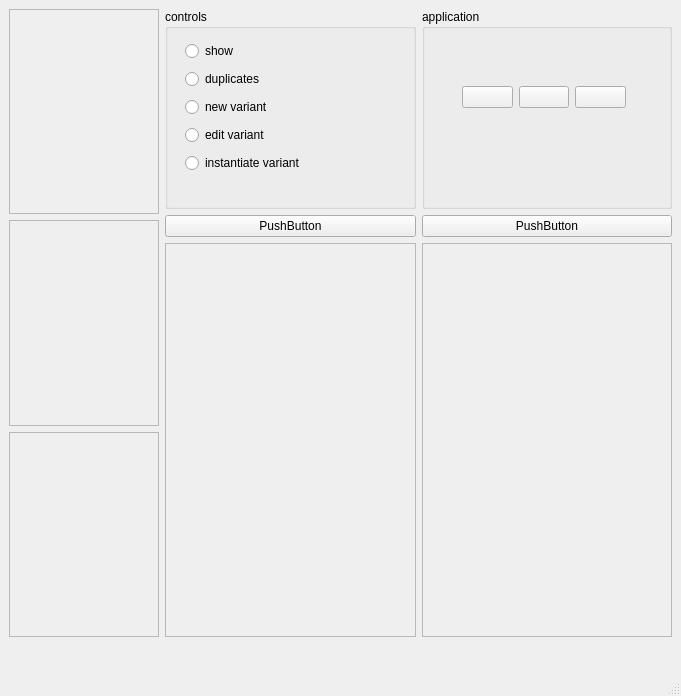
Old version of the form BehaviourEditor/ui_behaviour_linker_editor.ui in the repository heinz-preisig/ProMo-packages-OntologyBuilder.
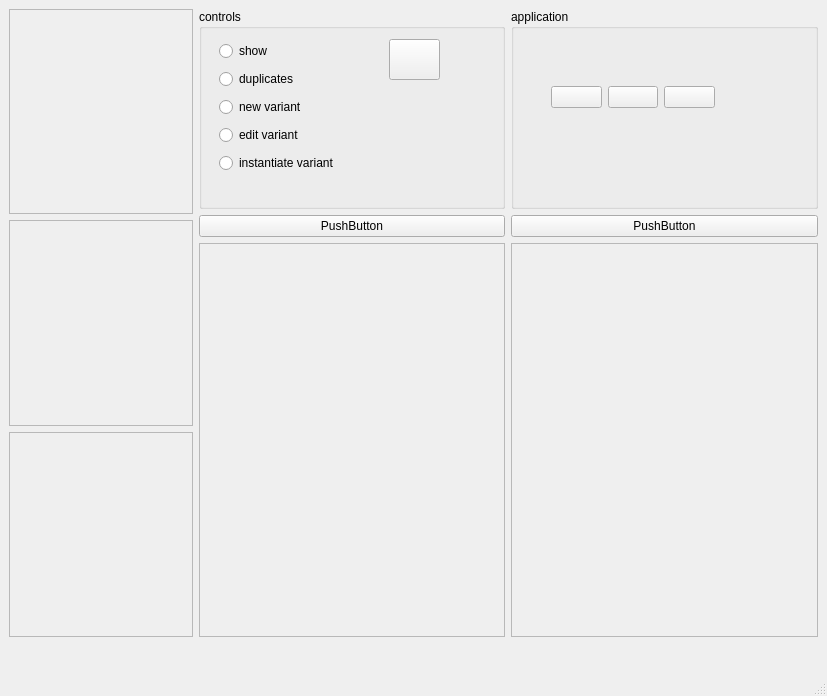
New version of the form.

Commit message: work on linking entities to equations

Diff of the .ui file:
```diff
--- a/BehaviourEditor/ui_behaviour_linker_editor.ui
+++ b/BehaviourEditor/ui_behaviour_linker_editor.ui
@@ -6,7 +6,7 @@
    <rect>
     <x>0</x>
     <y>0</y>
-    <width>681</width>
+    <width>827</width>
     <height>696</height>
    </rect>
   </property>
@@ -42,7 +42,7 @@
           <rect>
            <x>20</x>
            <y>30</y>
-           <width>231</width>
+           <width>161</width>
            <height>141</height>
           </rect>
          </property>
@@ -84,6 +84,19 @@
           </item>
          </layout>
         </widget>
+        <widget class="QPushButton" name="pushButtonDelete">
+         <property name="geometry">
+          <rect>
+           <x>190</x>
+           <y>30</y>
+           <width>51</width>
+           <height>41</height>
+          </rect>
+         </property>
+         <property name="text">
+          <string/>
+         </property>
+        </widget>
        </widget>
       </item>
       <item>
@@ -103,7 +116,7 @@
           <rect>
            <x>0</x>
            <y>0</y>
-           <width>247</width>
+           <width>302</width>
            <height>387</height>
           </rect>
          </property>
@@ -124,7 +137,7 @@
           <rect>
            <x>0</x>
            <y>0</y>
-           <width>146</width>
+           <width>180</width>
            <height>203</height>
           </rect>
          </property>
@@ -141,7 +154,7 @@
           <rect>
            <x>0</x>
            <y>0</y>
-           <width>146</width>
+           <width>180</width>
            <height>202</height>
           </rect>
          </property>
@@ -158,7 +171,7 @@
           <rect>
            <x>0</x>
            <y>0</y>
-           <width>146</width>
+           <width>180</width>
            <height>203</height>
           </rect>
          </property>
@@ -267,7 +280,7 @@
           <rect>
            <x>0</x>
            <y>0</y>
-           <width>246</width>
+           <width>303</width>
            <height>387</height>
           </rect>
          </property>
```
Left out of the diff: 4 changed lines with no effect on the pictures. The commit also changes 2 other files.
